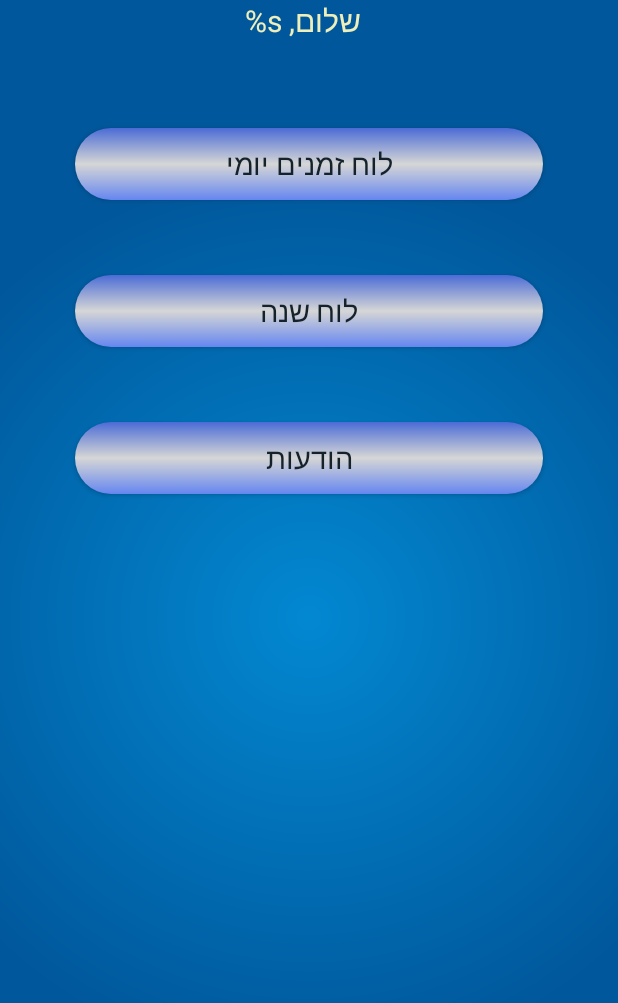
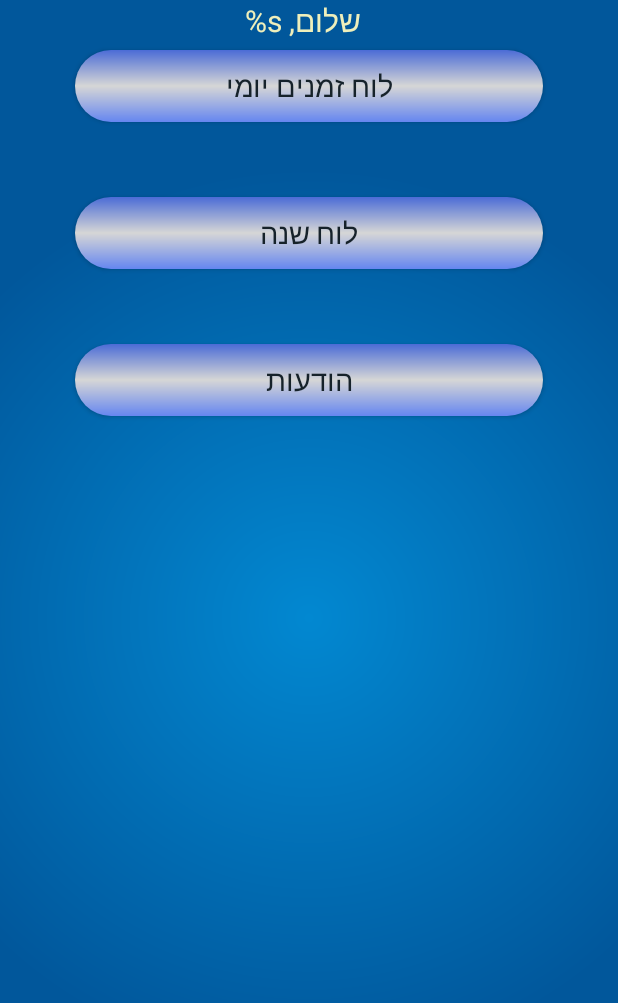
Before and after one commit to tomgoldman11/kindergarten-androidPublic, an Android app: the layout parent_main_screen.xml on its own in the app's theme, with its tools: preview values and no code run, on a phone screen of 412 x 824 dp. Shown: the top 1003 px of the screen. Run offline under Robolectric (Android 15) with nearby library versions, the light colour scheme and no system bars.

Commit message:
changing ids

```diff
--- a/app/src/main/res/layout/admin_main_screen.xml
+++ b/app/src/main/res/layout/admin_main_screen.xml
@@ -7,7 +7,7 @@
 
 
     <ImageView
-        android:id="@+id/imageView"
+        android:id="@+id/ivWrapperAdmin"
         android:layout_width="match_parent"
         android:layout_height="match_parent"
         android:src="@drawable/launch_background" />
@@ -68,7 +68,7 @@
         app:layout_constraintEnd_toEndOf="parent"
         app:layout_constraintHorizontal_bias="0.5"
         app:layout_constraintStart_toStartOf="parent"
-        app:layout_constraintTop_toBottomOf="@+id/imageView"
+        app:layout_constraintTop_toBottomOf="@+id/ivWrapperAdmin"
         app:layout_constraintVertical_chainStyle="spread_inside" />
 
     <Button
@@ -124,7 +124,7 @@
         android:textAllCaps="false"
         android:textColor="#16222A"
         android:textSize="19sp"
-        app:layout_constraintBottom_toTopOf="@+id/imageView"
+        app:layout_constraintBottom_toTopOf="@+id/ivWrapperAdmin"
         app:layout_constraintEnd_toEndOf="parent"
         app:layout_constraintHorizontal_bias="0.5"
         app:layout_constraintStart_toStartOf="parent"
--- a/app/src/main/res/layout/employee_main_screen.xml
+++ b/app/src/main/res/layout/employee_main_screen.xml
@@ -8,6 +8,7 @@
 
 
     <ImageView
+        android:id="@+id/ivWrapperEmployee"
         android:layout_width="match_parent"
         android:layout_height="match_parent"
         android:src="@drawable/launch_background" />
--- a/app/src/main/res/layout/parent_main_screen.xml
+++ b/app/src/main/res/layout/parent_main_screen.xml
@@ -8,6 +8,7 @@
 
 
     <ImageView
+        android:id="@+id/ivWrapperParent"
         android:layout_width="match_parent"
         android:layout_height="match_parent"
         android:src="@drawable/launch_background" />
@@ -36,7 +37,7 @@
         android:layout_height="wrap_content"
         android:layout_marginEnd="50dp"
         android:layout_marginStart="50dp"
-        android:layout_marginTop="60dp"
+        android:layout_marginTop="8dp"
         android:background="@drawable/bluebtn_gradient"
         android:paddingEnd="10dp"
         android:paddingStart="10dp"
```
